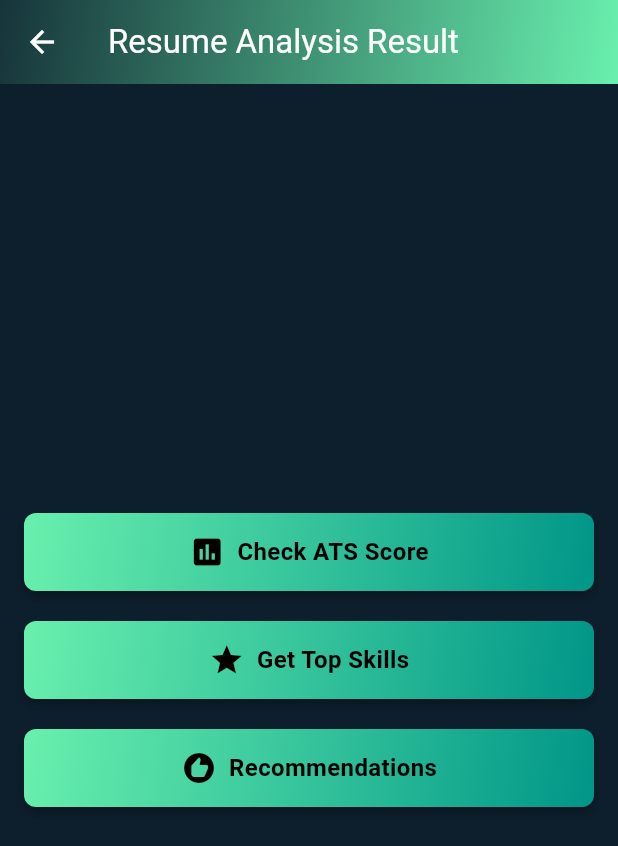
After one commit to Bhanu-goel/Smart-Resume-Profiler-App, a Flutter app: the ResultScreen screen opened directly, on a phone screen of 412 x 824 dp. The commit adds this screen. Shown: the top 846 px of the screen. Run offline on Flutter 3.47's test engine with Material 3 defaults, Android fonts, the phone set to English and light mode, and no system bars; our stand-ins replace file_picker, flutter_secure_storage, font_awesome_flutter, shared_preferences; accounts and stored records are empty; network calls fail.

Commit message:
app updates

```diff
--- /dev/null
+++ b/frontend/lib/screens/result_screen.dart
@@ -0,0 +1,118 @@
+import 'package:flutter/material.dart';
+import 'package:frontend/screens/TopSkillsScreen.dart';
+import 'ATSScreen.dart';
+import 'RecommendationScreen.dart';
+
+class ResultScreen extends StatelessWidget {
+  Widget _buildActionButton({
+    required BuildContext context,
+    required String text,
+    required IconData icon,
+    required VoidCallback onPressed,
+  }) {
+    return GestureDetector(
+      onTap: onPressed,
+      child: Container(
+        width: double.infinity,
+        padding: EdgeInsets.symmetric(vertical: 14),
+        margin: EdgeInsets.symmetric(vertical: 10),
+        decoration: BoxDecoration(
+          gradient: LinearGradient(
+            colors: [Colors.greenAccent, Colors.teal],
+            begin: Alignment.topLeft,
+            end: Alignment.bottomRight,
+          ),
+          borderRadius: BorderRadius.circular(8),
+          boxShadow: [
+            BoxShadow(
+              color: Colors.black.withOpacity(0.3),
+              blurRadius: 6,
+              offset: Offset(0, 4),
+            ),
+          ],
+        ),
+        child: Row(
+          mainAxisAlignment: MainAxisAlignment.center,
+          children: [
+            Icon(icon, color: Colors.black),
+            SizedBox(width: 8),
+            Text(
+              text,
+              style: TextStyle(
+                color: Colors.black,
+                fontSize: 16,
+                fontWeight: FontWeight.w600,
+              ),
+            ),
+          ],
+        ),
+      ),
+    );
+  }
+
+  @override
+  Widget build(BuildContext context) {
+    return Scaffold(
+      appBar: AppBar(
+        flexibleSpace: Container(
+          decoration: BoxDecoration(
+            gradient: LinearGradient(
+              colors: [Colors.greenAccent.withOpacity(0.1), Colors.greenAccent],
+              begin: Alignment.topLeft,
+              end: Alignment.bottomRight,
+            ),
+          ),
+        ),
+        iconTheme: IconThemeData(color: Colors.white),
+        title: Text(
+          'Resume Analysis Result',
+          style: TextStyle(color: Colors.white),
+        ),
+        backgroundColor: Color(0xFF0D1F2D),
+      ),
+      backgroundColor: Color(0xFF0D1F2D),
+      body: Padding(
+        padding: const EdgeInsets.all(16.0),
+        child: Column(
+          mainAxisAlignment: MainAxisAlignment.center,
+          children: [
+            _buildActionButton(
+              context: context,
+              text: 'Check ATS Score',
+              icon: Icons.assessment,
+              onPressed: () {
+                Navigator.push(
+                  context,
+                  MaterialPageRoute(builder: (context) => ATSScreen()),
+                );
+              },
+            ),
+            _buildActionButton(
+              context: context,
+              text: 'Get Top Skills',
+              icon: Icons.star,
+              onPressed: () {
+                Navigator.push(
+                  context,
+                  MaterialPageRoute(builder: (context) => TopSkillsScreen()),
+                );
+              },
+            ),
+            _buildActionButton(
+              context: context,
+              text: 'Recommendations',
+              icon: Icons.recommend,
+              onPressed: () {
+                Navigator.push(
+                  context,
+                  MaterialPageRoute(
+                      builder: (context) => RecommendationScreen()),
+                );
+              },
+            ),
+          ],
+        ),
+      ),
+    );
+  }
+}
--- a/frontend/lib/services/auth_service.dart
+++ b/frontend/lib/services/auth_service.dart
@@ -5,7 +5,7 @@ import 'package:http/http.dart' as http;
 import 'package:flutter_secure_storage/flutter_secure_storage.dart';
 
 class AuthService {
-  final String apiUrl = "https://e807-103-212-146-211.ngrok-free.app/auth";
+  final String apiUrl = "https://f955-103-212-146-45.ngrok-free.app/auth";
   final storage = FlutterSecureStorage();
 
   Future<String?> login(String username, String password) async {
--- a/frontend/pubspec.yaml
+++ b/frontend/pubspec.yaml
@@ -38,6 +38,7 @@ dependencies:
   flutter_secure_storage: ^9.2.2
   font_awesome_flutter: ^10.8.0
   file_picker: ^8.1.3
+  shared_preferences: ^2.3.2
 
 dev_dependencies:
   flutter_test:
```
Also changed, not shown: frontend/lib/screens/ATSScreen.dart (added, +128 -0 lines), frontend/lib/screens/RecommendationScreen.dart (added, +111 -0 lines), frontend/lib/screens/TopSkillsScreen.dart (added, +106 -0 lines), frontend/lib/screens/login_screen.dart (+74 -22 lines), frontend/lib/screens/resume_analysis_screen.dart (+6 -3 lines), frontend/pubspec.lock, 2 other files.
